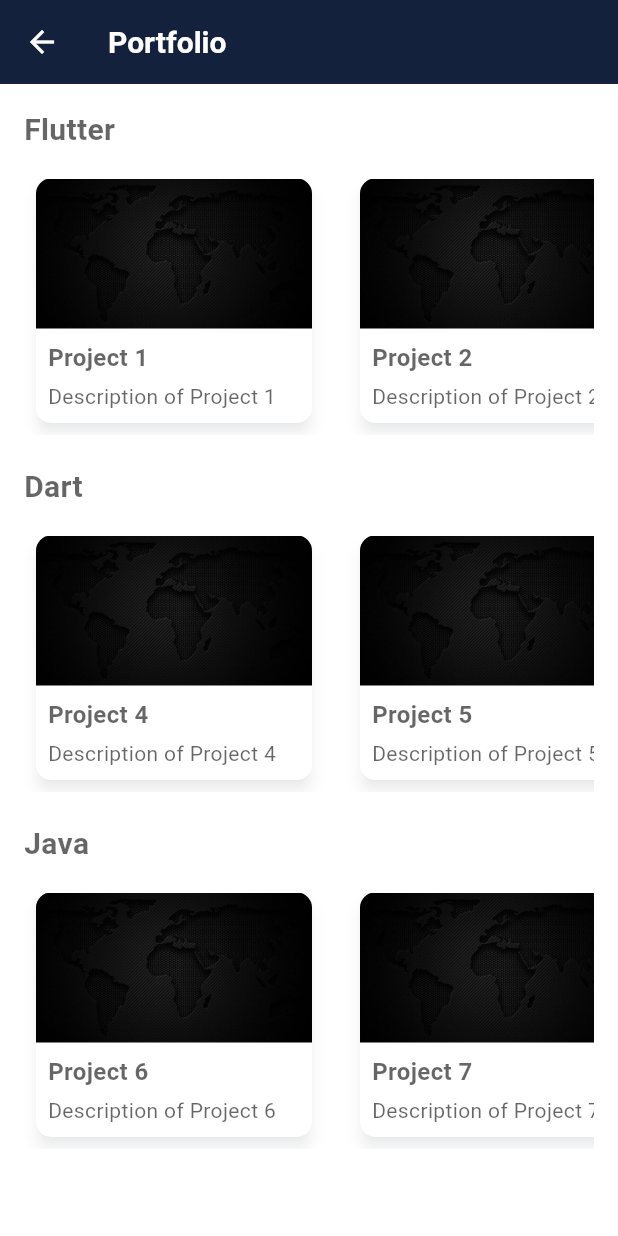
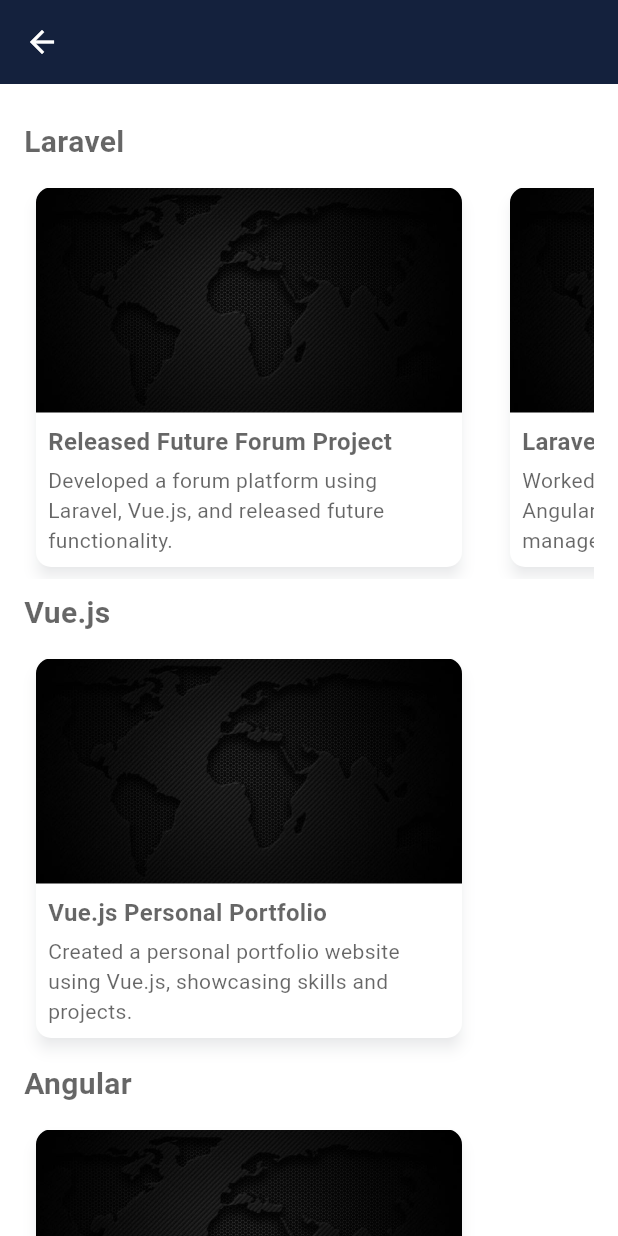
Before and after one commit to maherBoughdiri/flutter-quiz, a Flutter app: the PortfolioScreen screen opened by its route, on a phone screen of 412 x 824 dp. Run offline on Flutter 3.47's test engine with Material 3 defaults, Android fonts, the light colour scheme and no system bars; our stand-ins replace carousel_slider, flutter_map, google_fonts, latlong2, shared_preferences; accounts and stored records are empty.

Commit message:
[TASK] enhancement on protfolio

```diff
--- a/assets/lang/ar.json
+++ b/assets/lang/ar.json
@@ -66,5 +66,20 @@
   "flutter_certified_developer": "مطور معتمد في Flutter",
   "java_programming_certification": "شهادة في برمجة Java",
   "aws_certified_developer": "مطور معتمد في AWS",
-  "google_cloud_associate_engineer": "مهندس معتمد من Google Cloud"
+  "google_cloud_associate_engineer": "مهندس معتمد من Google Cloud",
+  "portfolio_title": "السيرة الذاتية",
+  "laravel_project_1_name": "مشروع منتدى المستقبل بلارافيل وفيو جي إس",
+  "laravel_project_1_description": "قمت بتطوير منصة منتدى باستخدام لارافيل، فيو جي إس، وإدخال وظائف مستقبلية.",
+  "laravel_project_2_name": "لارافيل أنغولار أيونيك كوندينكارت",
+  "laravel_project_2_description": "عملت على نظام ERP باستخدام لارافيل، أنغولار، وإيونيك لإدارة العملاء.",
+  "vue_project_name": "موقع شخصي بفيو جي إس",
+  "vue_project_description": "أنشأت موقع شخصي للسيرة الذاتية باستخدام فيو جي إس، عرضت فيه المهارات والمشاريع.",
+  "angular_project_name": "تكامل الوسائط الاجتماعية بأنغولار ولارافيل",
+  "angular_project_description": "نفذت تكامل وسائل التواصل الاجتماعي باستخدام أنغولار ولارافيل للتحديثات في الوقت الحقيقي.",
+  "flutter_project_name": "تطبيق سيرة ذاتية بفلاتر",
+  "flutter_project_description": "قمت بتطوير تطبيق سيرة ذاتية على الهواتف المحمولة باستخدام فلاتر، عرضت فيه المهارات والمشاريع.",
+  "python_project_name": "تطبيق شات بوت ذكي بالبايثون",
+  "python_project_description": "قمت بتصميم وبناء تطبيق شات بوت ذكي بالبايثون للردود التلقائية.",
+  "ionic_project_name": "تطبيق مدونة محمول بالأيونيك",
+  "ionic_project_description": "قمت بتطوير تطبيق مدونة محمول بالأيونيك، يتيح للمستخدمين نشر ومشاركة المحتوى."
 }
--- a/assets/lang/en.json
+++ b/assets/lang/en.json
@@ -66,5 +66,19 @@
   "flutter_certified_developer": "Flutter Certified Developer",
   "java_programming_certification": "Java Programming Certification",
   "aws_certified_developer": "AWS Certified Developer",
-  "google_cloud_associate_engineer": "Google Cloud Associate Engineer"
+  "google_cloud_associate_engineer": "Google Cloud Associate Engineer",
+  "laravel_project_1_name": "Released Future Forum Project",
+  "laravel_project_1_description": "Developed a forum platform using Laravel, Vue.js, and released future functionality.",
+  "laravel_project_2_name": "Laravel Angular Ionic Kundenkart",
+  "laravel_project_2_description": "Worked on an ERP system using Laravel, Angular, and Ionic for customer management.",
+  "vue_project_name": "Vue.js Personal Portfolio",
+  "vue_project_description": "Created a personal portfolio website using Vue.js, showcasing skills and projects.",
+  "angular_project_name": "Angular Laravel Social Push",
+  "angular_project_description": "Implemented social media integration using Angular and Laravel for real-time updates.",
+  "flutter_project_name": "Flutter Portfolio App",
+  "flutter_project_description": "Developed a mobile portfolio app using Flutter, showcasing skills and projects.",
+  "python_project_name": "Python Smart Chat Bot App",
+  "python_project_description": "Designed and built a smart chat bot application in Python for automated responses.",
+  "ionic_project_name": "Ionic Mobile Blog App",
+  "ionic_project_description": "Developed a mobile blogging application using Ionic, allowing users to post and share content."
 }
--- a/assets/lang/fr.json
+++ b/assets/lang/fr.json
@@ -66,5 +66,21 @@
   "flutter_certified_developer": "Développeur certifié Flutter",
   "java_programming_certification": "Certification en programmation Java",
   "aws_certified_developer": "Développeur certifié AWS",
-  "google_cloud_associate_engineer": "Ingénieur associé Google Cloud"
+  "google_cloud_associate_engineer": "Ingénieur associé Google Cloud",
+  "portfolio_title": "Portfolio",
+  "laravel_project_1_name": "Projet Forum Futuriste avec Laravel et Vue.js",
+  "laravel_project_1_description": "Développé une plateforme de forum utilisant Laravel, Vue.js, et introduit des fonctionnalités futures.",
+  "laravel_project_2_name": "Laravel Angular Ionic Kundenkart",
+  "laravel_project_2_description": "Travaillé sur un système ERP utilisant Laravel, Angular, et Ionic pour la gestion client.",
+  "vue_project_name": "Portfolio Personnel Vue.js",
+  "vue_project_description": "Créé un site web de portfolio personnel utilisant Vue.js, mettant en avant les compétences et projets.",
+  "angular_project_name": "Intégration Sociale avec Angular et Laravel",
+  "angular_project_description": "Implémentation de l'intégration des médias sociaux avec Angular et Laravel pour des mises à jour en temps réel.",
+  "flutter_project_name": "Application de Portfolio Flutter",
+  "flutter_project_description": "Développé une application mobile de portfolio utilisant Flutter, mettant en avant les compétences et projets.",
+  "python_project_name": "Application de Chat Bot Intelligent Python",
+  "python_project_description": "Conçu et développé une application de chat bot intelligent en Python pour des réponses automatisées.",
+  "ionic_project_name": "Application Mobile de Blog avec Ionic",
+  "ionic_project_description": "Développé une application mobile de blogging avec Ionic, permettant aux utilisateurs de publier et partager du contenu."
+
 }
--- a/lib/screens/portfolio.screen.dart
+++ b/lib/screens/portfolio.screen.dart
@@ -1,88 +1,65 @@
 import 'package:flutter/material.dart';
+import 'package:skills_app/constants/localisation.constant.dart';
 
 class PortfolioScreen extends StatelessWidget {
   @override
   Widget build(BuildContext context) {
     return Scaffold(
       appBar: AppBar(
-        title: Text('Portfolio'),
+        title: Text(getTranslate(context, 'portfolio_title')),
       ),
-      body: ListView(
+      body: ListView.builder(
         padding: EdgeInsets.all(16.0),
-        children: [
-          _buildSkillGroup('Flutter', [
-            _buildProjectCard(
-              'Project 1',
-              'Description of Project 1',
-              'assets/images/portfolio_image.jpg',
-            ),
-            _buildProjectCard(
-              'Project 2',
-              'Description of Project 2',
-              'assets/images/portfolio_image.jpg',
-            ),
-            _buildProjectCard(
-              'Project 3',
-              'Description of Project 3',
-              'assets/images/portfolio_image.jpg',
-            ),
-          ]),
-          SizedBox(height: 20),
-          _buildSkillGroup('Dart', [
-            _buildProjectCard(
-              'Project 4',
-              'Description of Project 4',
-              'assets/images/portfolio_image.jpg',
-            ),
-            _buildProjectCard(
-              'Project 5',
-              'Description of Project 5',
-              'assets/images/portfolio_image.jpg',
-            ),
-          ]),
-          SizedBox(height: 20),
-          _buildSkillGroup('Java', [
-            _buildProjectCard(
-              'Project 6',
-              'Description of Project 6',
-              'assets/images/portfolio_image.jpg',
-            ),
-            _buildProjectCard(
-              'Project 7',
-              'Description of Project 7',
-              'assets/images/portfolio_image.jpg',
-            ),
-          ]),
-        ],
+        itemCount: cvProjects.length,
+        itemBuilder: (context, index) {
+          String skill = cvProjects[index]['skill'];
+          List<Map<String, String>> projects = cvProjects[index]['projects'];
+
+          return _buildSkillGroup(skill, projects, context);
+        },
       ),
     );
   }
 
-  Widget _buildSkillGroup(String skill, List<Widget> projects) {
+  Widget _buildSkillGroup(
+      String skill, List<Map<String, String>> projects, BuildContext context) {
     return Column(
       crossAxisAlignment: CrossAxisAlignment.start,
       children: [
-        Text(
-          skill,
-          style: TextStyle(
-            fontSize: 20.0,
-            fontWeight: FontWeight.bold,
+        Padding(
+          padding: EdgeInsets.symmetric(vertical: 8.0),
+          child: Text(
+            skill,
+            style: TextStyle(
+              fontSize: 20.0,
+              fontWeight: FontWeight.bold,
+            ),
           ),
         ),
-        SizedBox(height: 10),
         SingleChildScrollView(
           scrollDirection: Axis.horizontal,
           child: Row(
-            children: projects,
+            children: projects
+                .map((project) => _buildProjectCard(
+                      project['nameKey'] ?? '',
+                      project['descriptionKey'] ?? '',
+                      'assets/images/portfolio_image.jpg', // replace with actual image path
+                      context,
+                    ))
+                .toList(),
           ),
         ),
       ],
     );
   }
 
-  Widget _buildProjectCard(String name, String description, String imagePath) {
+  Widget _buildProjectCard(String nameKey, String descriptionKey,
+      String imagePath, BuildContext context) {
+    String projectName = getTranslate(context, nameKey);
+    String projectDescription = getTranslate(context, descriptionKey);
+
     return Container(
-      width: 200,
+      width: 300,
       margin: EdgeInsets.only(right: 16.0),
       child: Card(
         elevation: 4.0,
@@ -96,8 +73,8 @@
               borderRadius: BorderRadius.vertical(top: Radius.circular(10.0)),
               child: Image.asset(
                 imagePath,
-                width: 200,
-                height: 100,
+                width: 300,
+                height: 150,
                 fit: BoxFit.cover,
               ),
             ),
@@ -107,7 +84,7 @@
                 crossAxisAlignment: CrossAxisAlignment.start,
                 children: [
                   Text(
-                    name,
+                    projectName,
                     style: TextStyle(
                       fontSize: 16.0,
                       fontWeight: FontWeight.bold,
@@ -115,10 +92,8 @@
                   ),
                   SizedBox(height: 4.0),
                   Text(
-                    description,
+                    projectDescription,
                     style: TextStyle(fontSize: 14.0),
-                    maxLines: 2,
-                    overflow: TextOverflow.ellipsis,
                   ),
                 ],
               ),
@@ -128,4 +103,66 @@
       ),
     );
   }
+
+  // Replace with actual data from your CV
+  List<Map<String, dynamic>> cvProjects = [
+    {
+      'skill': 'Laravel',
+      'projects': [
+        {
+          'nameKey': 'laravel_project_1_name',
+          'descriptionKey': 'laravel_project_1_description',
+        },
+        {
+          'nameKey': 'laravel_project_2_name',
+          'descriptionKey': 'laravel_project_2_description',
+        },
+      ],
+    },
+    {
+      'skill': 'Vue.js',
+      'projects': [
+        {
+          'nameKey': 'vue_project_name',
+          'descriptionKey': 'vue_project_description',
+        },
+      ],
+    },
+    {
+      'skill': 'Angular',
+      'projects': [
+        {
+          'nameKey': 'angular_project_name',
+          'descriptionKey': 'angular_project_description',
+        },
+      ],
+    },
+    {
+      'skill': 'Ionic',
+      'projects': [
+        {
+          'nameKey': 'ionic_project_name',
+          'descriptionKey': 'ionic_project_description',
+        },
+      ],
+    },
+    {
+      'skill': 'Flutter',
+      'projects': [
+        {
+          'nameKey': 'flutter_project_name',
+          'descriptionKey': 'flutter_project_description',
+        },
+      ],
+    },
+    {
+      'skill': 'Python',
+      'projects': [
+        {
+          'nameKey': 'python_project_name',
+          'descriptionKey': 'python_project_description',
+        },
+      ],
+    },
+  ];
 }
```
